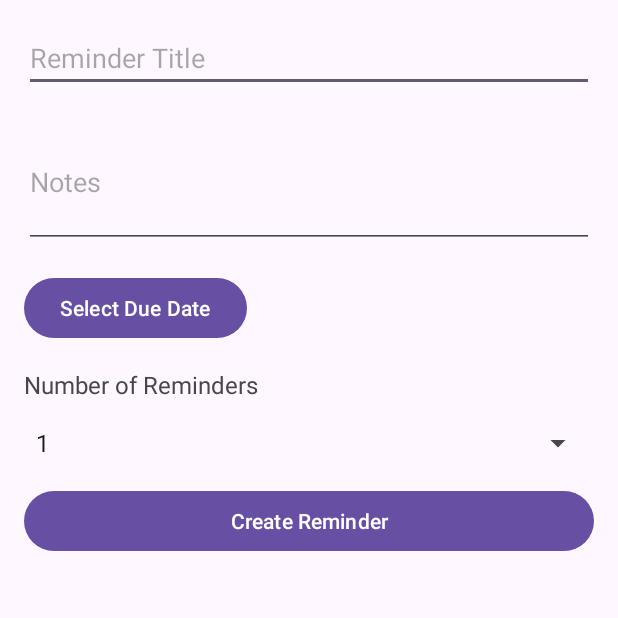
After one commit to JayHarvie/MOBI3002-Pokiminder, an Android app: the CreateReminderActivity screen opened directly, with no data from a screen before it, on a phone screen of 412 x 824 dp, the top half of it. The commit adds this screen. Run offline under Robolectric (Android 15) with nearby library versions, the phone set to English and light mode, and no system bars.

Commit message:
working on saving and displaying created active reminders on the homepage

```diff
--- a/app/src/main/java/com/example/pokiminder/MainActivity.kt
+++ b/app/src/main/java/com/example/pokiminder/MainActivity.kt
@@ -3,7 +3,7 @@ package com.example.pokiminder
 import android.content.Intent
 import android.os.Bundle
 import android.os.Handler
-import android.os.Looper // Import Looper
+import android.os.Looper
 import androidx.appcompat.app.AppCompatActivity
 import com.example.pokiminder.screen.LoginActivity // Ensure correct import for LoginActivity
 
--- /dev/null
+++ b/app/src/main/java/com/example/pokiminder/data/PokemonDetails.kt
@@ -0,0 +1,6 @@
+package com.example.pokiminder.data
+
+data class PokemonDetails(
+    val pokemonName: String,
+    val pokemonSprite: String
+)
--- /dev/null
+++ b/app/src/main/java/com/example/pokiminder/screen/CreateReminderActivity.kt
@@ -0,0 +1,141 @@
+package com.example.pokiminder.screen
+
+import android.app.DatePickerDialog
+import android.os.Bundle
+import android.widget.*
+import androidx.appcompat.app.AppCompatActivity
+import com.example.pokiminder.R
+import com.example.pokiminder.data.AppDatabase
+import com.example.pokiminder.data.entity.Reminder
+import kotlinx.coroutines.CoroutineScope
+import kotlinx.coroutines.Dispatchers
+import kotlinx.coroutines.launch
+import java.util.*
+import kotlin.random.Random
+import okhttp3.OkHttpClient
+import okhttp3.Request
+import org.json.JSONObject
+import android.util.Log
+
+class CreateReminderActivity : AppCompatActivity() {
+
+    private lateinit var titleEditText: EditText
+    private lateinit var notesEditText: EditText
+    private lateinit var selectDateButton: Button
+    private lateinit var numRemindersSpinner: Spinner
+    private lateinit var createReminderButton: Button
+    private var selectedDate: Date? = null
+    private var userId: Int = 0 // Variable to store the userId
+
+    override fun onCreate(savedInstanceState: Bundle?) {
+        super.onCreate(savedInstanceState)
+
+        // Set content view to the create reminder layout
+        setContentView(R.layout.activity_create_reminder)
+
+        // Get userId from intent (assuming userId is passed when navigating to this activity)
+        userId = intent.getIntExtra("userID", 0) // Corrected parameter name to 'userId'
+        Log.d("CreateReminderActivity", "User ID: $userId")
+
+        titleEditText = findViewById(R.id.editText_title)
+        notesEditText = findViewById(R.id.editText_notes)
+        selectDateButton = findViewById(R.id.button_select_date)
+        numRemindersSpinner = findViewById(R.id.spinner_num_reminders)
+        createReminderButton = findViewById(R.id.button_create_reminder)
+
+        // Populate spinner with options (1, 2, 3)
+        val spinnerAdapter = ArrayAdapter(this, android.R.layout.simple_spinner_item, listOf(1, 2, 3))
+        spinnerAdapter.setDropDownViewResource(android.R.layout.simple_spinner_dropdown_item)
+        numRemindersSpinner.adapter = spinnerAdapter
+
+        // Select date button logic
+        selectDateButton.setOnClickListener {
+            showDatePicker()
+        }
+
+        // Create reminder button logic
+        createReminderButton.setOnClickListener {
+            createReminder()
+        }
+    }
+
+    private fun showDatePicker() {
+        val calendar = Calendar.getInstance()
+        val year = calendar.get(Calendar.YEAR)
+        val month = calendar.get(Calendar.MONTH)
+        val day = calendar.get(Calendar.DAY_OF_MONTH)
+
+        DatePickerDialog(this, { _, selectedYear, selectedMonth, selectedDay ->
+            val selectedCalendar = Calendar.getInstance()
+            selectedCalendar.set(selectedYear, selectedMonth, selectedDay)
+            selectedDate = selectedCalendar.time
+            selectDateButton.text = selectedDate.toString()
+        }, year, month, day).show()
+    }
+
+    private fun createReminder() {
+        val title = titleEditText.text.toString()
+        val notes = notesEditText.text.toString()
+        val numOfReminders = numRemindersSpinner.selectedItem as Int
+
+        if (title.isBlank() || notes.isBlank() || selectedDate == null) {
+            Toast.makeText(this, "Please fill out all fields!", Toast.LENGTH_SHORT).show()
+            return
+        }
+
+        // Fetch a random Pokémon
+        CoroutineScope(Dispatchers.IO).launch {
+            val pokemonId = Random.nextInt(1, 152) // Random number between 1 and 151
+            val pokemon = fetchPokemonData(pokemonId)
+
+            // Use userId passed from the previous activity
+
+            val reminder = Reminder(
+                userId = userId,
+                dueDate = selectedDate!!,
+                title = title,
+                notes = notes,
+                numOfReminders = numOfReminders,
+                pokemonName = pokemon.first,
+                pokemonSprite = pokemon.second,
+                active = 1
+            )
+
+            // Save reminder to the database
+            val database = AppDatabase.getDatabase(applicationContext)
+            database.reminderDao().insertReminder(reminder)
+
+            runOnUiThread {
+                Toast.makeText(this@CreateReminderActivity, "Reminder created!", Toast.LENGTH_SHORT).show()
+                finish() // Close the activity
+            }
+        }
+    }
+
+    private fun fetchPokemonData(pokemonId: Int): Pair<String, String> {
+        val url = "https://pokeapi.co/api/v2/pokemon-form/$pokemonId/"
+
+        // Create an OkHttpClient instance
+        val client = OkHttpClient()
+
+        // Build the HTTP request
+        val request = Request.Builder()
+            .url(url)
+            .build()
+
+        // Execute the request
+        val response = client.newCall(request).execute()
+
+        // Ensure the response is successful
+        if (!response.isSuccessful) {
+            throw Exception("Failed to fetch Pokémon data: ${response.code}")
+        }
+
+        // Parse the JSON response
+        val json = JSONObject(response.body?.string() ?: throw Exception("Response body is null"))
+        val pokemonName = json.getString("name")
+        val spriteUrl = json.getJSONObject("sprites").getString("front_default")
+
+        return Pair(pokemonName, spriteUrl)
+    }
+}
--- a/app/src/main/java/com/example/pokiminder/screen/LoginActivity.kt
+++ b/app/src/main/java/com/example/pokiminder/screen/LoginActivity.kt
@@ -44,9 +44,11 @@ class LoginActivity : AppCompatActivity() {
             lifecycleScope.launch {
                 val user = userDao.getUserByEmailAndPassword(email, password)
                 if (user != null) {
+                    // Pass the user ID to HomePageActivity
                     val intent = Intent(this@LoginActivity, HomePageActivity::class.java)
+                    intent.putExtra("userID", user.userId) // Pass user ID here
                     startActivity(intent)
-                    finish()
+                    finish() // Close LoginActivity after successful login
                 } else {
                     Toast.makeText(this@LoginActivity, "Invalid credentials", Toast.LENGTH_SHORT).show()
                 }
--- /dev/null
+++ b/app/src/main/res/layout/activity_create_reminder.xml
@@ -0,0 +1,84 @@
+<?xml version="1.0" encoding="utf-8"?>
+<androidx.constraintlayout.widget.ConstraintLayout
+    xmlns:android="http://schemas.android.com/apk/res/android"
+    xmlns:app="http://schemas.android.com/apk/res-auto"
+    xmlns:tools="http://schemas.android.com/tools"
+    android:id="@+id/main"
+    android:layout_width="match_parent"
+    android:layout_height="match_parent"
+    tools:context=".screen.CreateReminderActivity">
+
+    <!-- Reminder Title -->
+    <EditText
+        android:id="@+id/editText_title"
+        android:layout_width="0dp"
+        android:layout_height="wrap_content"
+        android:hint="Reminder Title"
+        android:inputType="text"
+        app:layout_constraintTop_toTopOf="parent"
+        app:layout_constraintStart_toStartOf="parent"
+        app:layout_constraintEnd_toEndOf="parent"
+        android:layout_margin="16dp" />
+
+
+    <!-- Reminder Notes -->
+    <EditText
+        android:id="@+id/editText_notes"
+        android:layout_width="0dp"
+        android:layout_height="wrap_content"
+        android:hint="Notes"
+        android:inputType="textMultiLine"
+        android:minLines="3"
+        app:layout_constraintTop_toBottomOf="@id/editText_title"
+        app:layout_constraintStart_toStartOf="parent"
+        app:layout_constraintEnd_toEndOf="parent"
+        android:layout_margin="16dp" />
+
+
+    <!-- Due Date Button -->
+    <Button
+        android:id="@+id/button_select_date"
+        android:layout_width="wrap_content"
+        android:layout_height="wrap_content"
+        android:text="Select Due Date"
+        app:layout_constraintTop_toBottomOf="@id/editText_notes"
+        app:layout_constraintStart_toStartOf="parent"
+        android:layout_marginStart="16dp"
+        android:layout_marginTop="16dp" />
+
+
+    <!-- Number of Reminders Label -->
+    <TextView
+        android:id="@+id/text_num_reminders_label"
+        android:layout_width="wrap_content"
+        android:layout_height="wrap_content"
+        android:text="Number of Reminders"
+        android:textSize="16sp"
+        app:layout_constraintTop_toBottomOf="@id/button_select_date"
+        app:layout_constraintStart_toStartOf="parent"
+        android:layout_marginStart="16dp"
+        android:layout_marginTop="16dp" />
+
+    <!-- Number of Reminders Spinner -->
+    <Spinner
+        android:id="@+id/spinner_num_reminders"
+        android:layout_width="0dp"
+        android:layout_height="wrap_content"
+        app:layout_constraintTop_toBottomOf="@id/text_num_reminders_label"
+        app:layout_constraintStart_toStartOf="parent"
+        app:layout_constraintEnd_toEndOf="parent"
+        android:layout_margin="16dp" />
+
+    <!-- Create Reminder Button -->
+    <Button
+        android:id="@+id/button_create_reminder"
+        android:layout_width="0dp"
+        android:layout_height="wrap_content"
+        android:text="Create Reminder"
+        app:layout_constraintTop_toBottomOf="@id/spinner_num_reminders"
+        app:layout_constraintStart_toStartOf="parent"
+        app:layout_constraintEnd_toEndOf="parent"
+        android:layout_margin="16dp" />
+
+
+</androidx.constraintlayout.widget.ConstraintLayout>
--- a/gradle/libs.versions.toml
+++ b/gradle/libs.versions.toml
@@ -10,6 +10,7 @@ material = "1.10.0"
 activity = "1.9.3"
 constraintlayout = "2.1.4"
 recyclerview = "1.3.2"
+okhttp = "4.11.0"
 
 [libraries]
 androidx-core-ktx = { group = "androidx.core", name = "core-ktx", version.ref = "coreKtx" }
@@ -25,6 +26,7 @@ room-compiler = "androidx.room:room-compiler:2.6.1"
 room-ktx = "androidx.room:room-ktx:2.6.1"  # Add this line for the room-ktx dependency
 androidx-preference-ktx = { group = "androidx.preference", name = "preference-ktx", version = "1.2.0" }
 androidx-recyclerview = { group = "androidx.recyclerview", name = "recyclerview", version.ref = "recyclerview" }
+okhttp = { group = "com.squareup.okhttp3", name = "okhttp", version.ref = "okhttp" }
 
 
 [plugins]
```
Also changed, not shown: app/build.gradle.kts (+12 -5 lines), app/src/main/AndroidManifest.xml (+9 -1 lines), app/src/main/java/com/example/pokiminder/data/AppDatabase.kt (+9 -2 lines), app/src/main/java/com/example/pokiminder/data/Converters.kt (added, +17 -0 lines), app/src/main/java/com/example/pokiminder/data/dao/ReminderDao.kt (+9 -2 lines), app/src/main/java/com/example/pokiminder/data/entity/Reminder.kt (+7 -4 lines), app/src/main/java/com/example/pokiminder/screen/HomePageActivity.kt (+76 -69 lines), app/src/main/java/com/example/pokiminder/screen/ReminderAdapter.kt (added, +61 -0 lines), app/src/main/java/com/example/pokiminder/screen/ReminderDiffCallback.kt (added, +16 -0 lines), app/src/main/res/layout/activity_homepage.xml (+14 -1 lines), app/src/main/res/layout/item_reminder.xml (added, +30 -0 lines).
